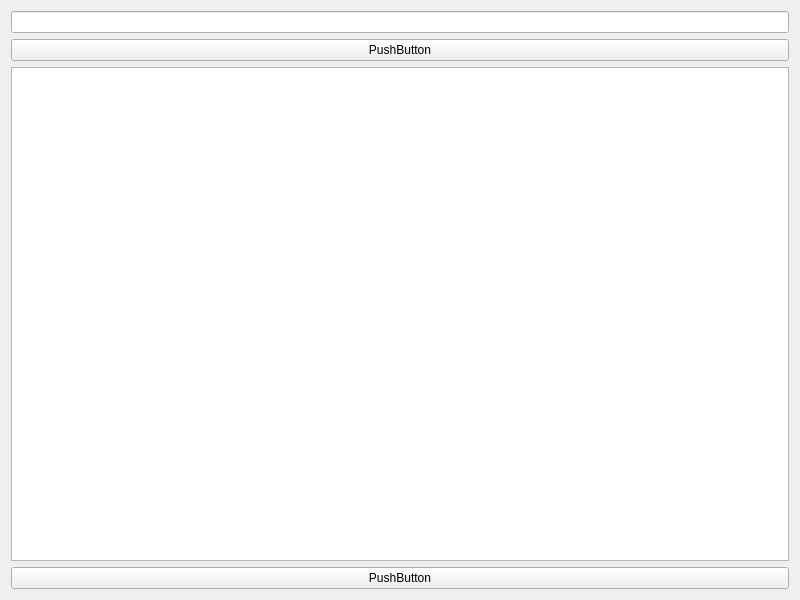
Above: EJ-24/ventana.ui from franmunoz1/POO_QT before the change. Below: the same form after it.
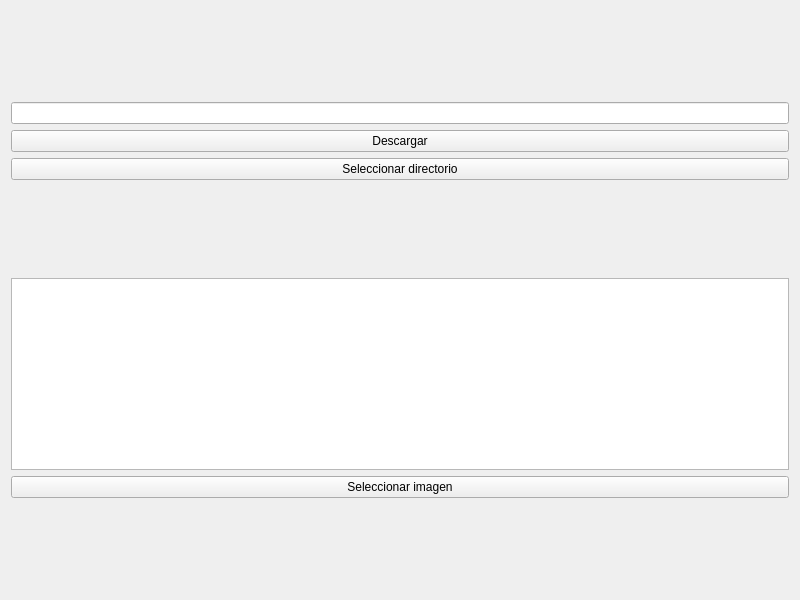
That is the form after the change.

```diff
--- a/EJ-24/ventana.ui
+++ b/EJ-24/ventana.ui
@@ -14,23 +14,69 @@
    <string>Ventana</string>
   </property>
   <layout class="QGridLayout" name="gridLayout">
-   <item row="0" column="0">
-    <widget class="QLineEdit" name="leUrl"/>
-   </item>
-   <item row="1" column="0">
-    <widget class="QPushButton" name="btnDescargar">
-     <property name="text">
-      <string>PushButton</string>
-     </property>
-    </widget>
-   </item>
    <item row="2" column="0">
-    <widget class="QTextEdit" name="teHtml"/>
+    <widget class="QPushButton" name="pbUrl">
+     <property name="text">
+      <string>Descargar</string>
+     </property>
+    </widget>
+   </item>
+   <item row="6" column="0">
+    <widget class="QPushButton" name="pbImage">
+     <property name="text">
+      <string>Seleccionar imagen</string>
+     </property>
+    </widget>
+   </item>
+   <item row="4" column="0">
+    <spacer name="verticalSpacer_2">
+     <property name="orientation">
+      <enum>Qt::Vertical</enum>
+     </property>
+     <property name="sizeHint" stdset="0">
+      <size>
+       <width>20</width>
+       <height>40</height>
+      </size>
+     </property>
+    </spacer>
+   </item>
+   <item row="7" column="0">
+    <spacer name="verticalSpacer">
+     <property name="orientation">
+      <enum>Qt::Vertical</enum>
+     </property>
+     <property name="sizeHint" stdset="0">
+      <size>
+       <width>20</width>
+       <height>40</height>
+      </size>
+     </property>
+    </spacer>
+   </item>
+   <item row="1" column="0">
+    <widget class="QLineEdit" name="leUrl"/>
+   </item>
+   <item row="5" column="0">
+    <widget class="QPlainTextEdit" name="leText"/>
+   </item>
+   <item row="0" column="0">
+    <spacer name="verticalSpacer_3">
+     <property name="orientation">
+      <enum>Qt::Vertical</enum>
+     </property>
+     <property name="sizeHint" stdset="0">
+      <size>
+       <width>20</width>
+       <height>40</height>
+      </size>
+     </property>
+    </spacer>
    </item>
    <item row="3" column="0">
     <widget class="QPushButton" name="btnCargarImagen">
      <property name="text">
-      <string>PushButton</string>
+      <string>Seleccionar directorio</string>
      </property>
     </widget>
    </item>
```
Left out of the diff: 2 changed lines with no effect on the pictures.
